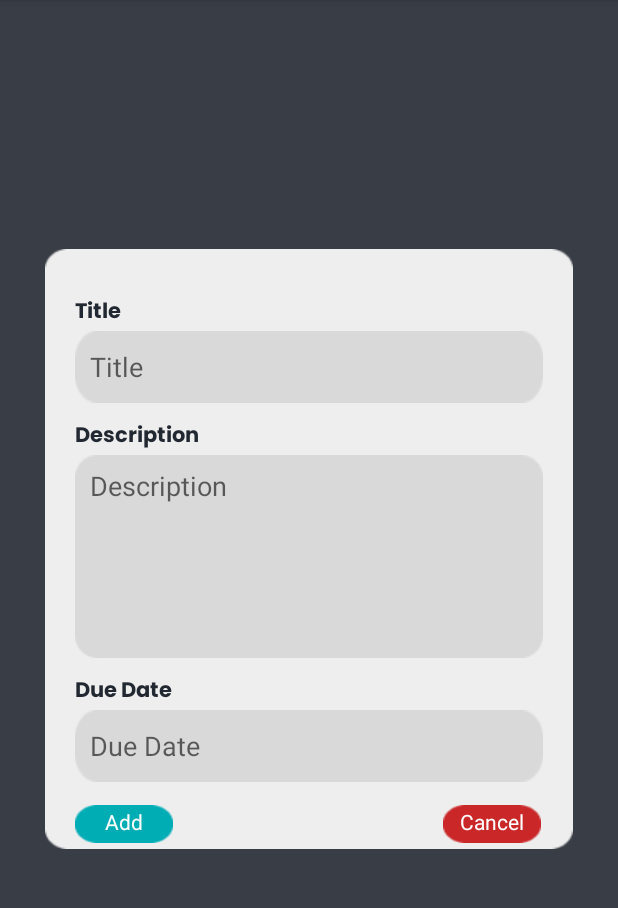
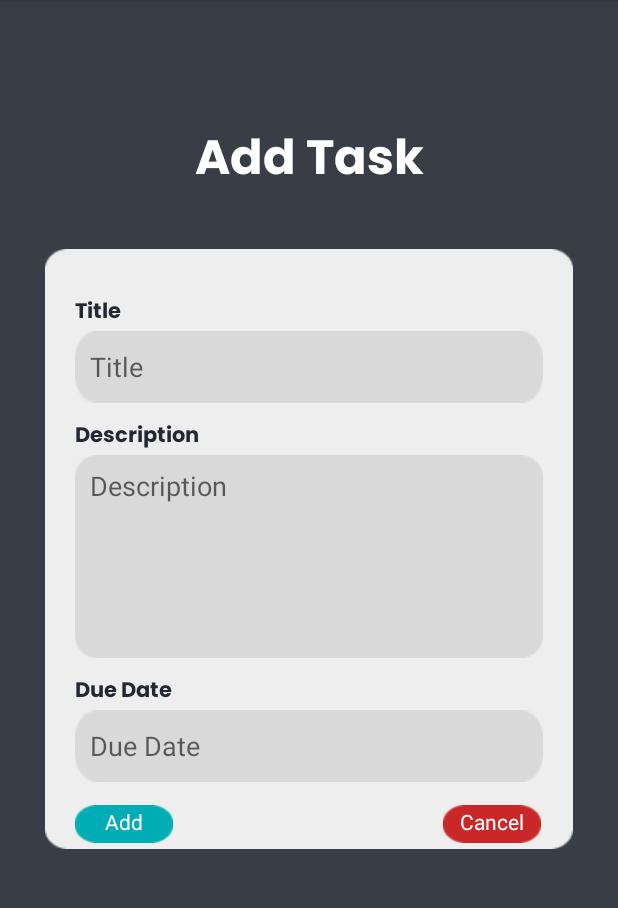
Before and after one commit to TiaraKesuma/Kelompok-Empat, an Android app: the AddActivity screen opened directly, with no data from a screen before it, on a phone screen of 412 x 824 dp, the part 84-992 px from its top. Run offline under Robolectric (Android 15) with nearby library versions, the phone set to English and light mode, and no system bars.

Commit message:
update Add Task Activity

```diff
--- a/app/src/main/res/layout/activity_add.xml
+++ b/app/src/main/res/layout/activity_add.xml
@@ -35,7 +35,6 @@
                 android:layout_height="wrap_content"
                 android:orientation="vertical">
                 <TextView
-                    android:id="@+id/item_title"
                     android:layout_width="wrap_content"
                     android:layout_height="wrap_content"
                     android:layout_marginTop="30dp"
@@ -44,13 +43,15 @@
                     android:fontFamily="@font/poppins_bold"
                     android:textColor="@color/maintext" />
                 <EditText
+                    android:id="@+id/item_title"
                     android:layout_width="match_parent"
                     android:layout_height="wrap_content"
                     android:layout_marginHorizontal="20dp"
                     android:background="@drawable/bgtitle"
                     android:paddingHorizontal="10dp"
                     android:hint="@string/item_title"
-                    android:minHeight="48dp" />
+                    android:minHeight="48dp"
+                    android:inputType="text" />
 
                 <TextView
                     android:layout_width="wrap_content"
@@ -69,7 +70,8 @@
                     android:paddingVertical="8dp"
                     android:hint="@string/item_description"
                     android:gravity="top"
-                    android:layout_marginHorizontal="20dp"/>
+                    android:layout_marginHorizontal="20dp"
+                    android:inputType="text" />
 
                 <TextView
                     android:layout_width="wrap_content"
@@ -87,7 +89,8 @@
                     android:background="@drawable/bgtitle"
                     android:hint="@string/item_due_date"
                     android:minHeight="48dp"
-                    android:paddingHorizontal="10dp" />
+                    android:paddingHorizontal="10dp"
+                    android:inputType="text" />
             </LinearLayout>
         </FrameLayout>
         <FrameLayout
@@ -99,6 +102,7 @@
                 android:layout_height="wrap_content"
                 android:orientation="horizontal">
                 <TextView
+                    android:id="@+id/item_add_button"
                     android:layout_width="wrap_content"
                     android:layout_height="25dp"
                     android:background="@drawable/kotakdelete"
@@ -109,6 +113,7 @@
                     android:layout_marginHorizontal="20dp"
                     android:layout_marginTop="15dp" />
                 <TextView
+                    android:id="@+id/item_cancel_button"
                     android:layout_width="wrap_content"
                     android:layout_height="25dp"
                     android:background="@drawable/kotakdelete"
--- a/app/src/main/res/values/strings.xml
+++ b/app/src/main/res/values/strings.xml
@@ -1,7 +1,6 @@
 <resources>
     <string name="app_name">Trollo</string>
-    <!-- TODO: Remove or change this placeholder text -->
-    <string name="hello_blank_fragment">Hello blank fragment</string>
+
     <string name="search">search</string>
     <string name="plus">+</string>
     <string name="main_title">My Tasks</string>
@@ -10,4 +9,12 @@
     <string name="item_due_date">Due Date</string>
     <string name="cancel">Cancel</string>
     <string name="add">Add</string>
+
+    <string name="add_task">Add Task</string>
+    <string name="update_task">Update Task</string>
+
+    <string name="title_error">Please enter title</string>
+    <string name="description_error">Please enter description</string>
+    <string name="due_date_error_1">Please enter due date</string>
+    <string name="due_date_error_2">Please use date format: DD/MM/YYYY</string>
 </resources>
```
Also changed, not shown: app/src/main/java/com/example/trollo/ui/addTask/AddActivity.kt (+77 -0 lines).
